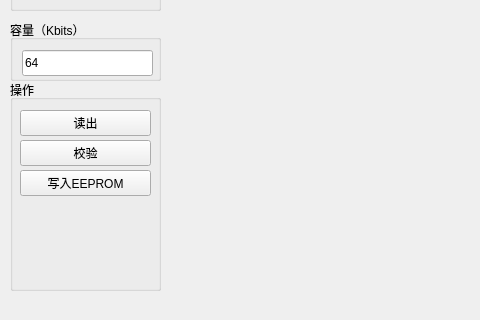
Before: the Qt Designer form SOFT/SimpleFlasher/SimpleFlasher/mainwindow.ui in HEYAHONG/SPI_Flasher_Via_STM32, drawn with Qt 5; both pictures show x 0 to 480 and y 213 to 533 of the 832 by 533 pixel window.
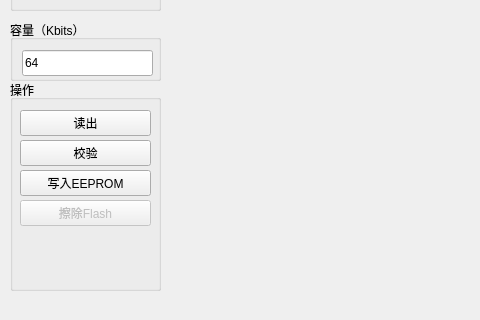
After: the same form once the commit is applied. Custom widgets are drawn as their Qt base class.

Commit message: 修改代码

```diff
--- a/SOFT/SimpleFlasher/SimpleFlasher/mainwindow.ui
+++ b/SOFT/SimpleFlasher/SimpleFlasher/mainwindow.ui
@@ -179,6 +179,22 @@
       <string>写入EEPROM</string>
      </property>
     </widget>
+    <widget class="QPushButton" name="pushButton_5">
+     <property name="enabled">
+      <bool>false</bool>
+     </property>
+     <property name="geometry">
+      <rect>
+       <x>10</x>
+       <y>120</y>
+       <width>131</width>
+       <height>26</height>
+      </rect>
+     </property>
+     <property name="text">
+      <string>擦除Flash</string>
+     </property>
+    </widget>
    </widget>
   </widget>
   <widget class="QMenuBar" name="menubar">
```
The commit also changes 2 other files.
